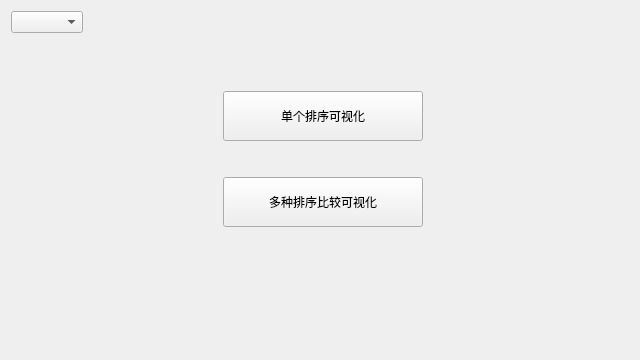
Qt form mainScene.ui (asideeeee/Various-Sorting-Visualizations) before a commit.
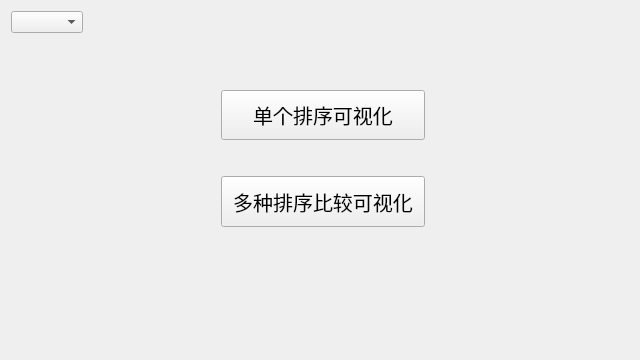
The same form after that commit.

Patch:
```diff
--- a/mainScene.ui
+++ b/mainScene.ui
@@ -152,7 +152,7 @@
    <item row="2" column="1">
     <widget class="QPushButton" name="singleSortBtn">
      <property name="sizePolicy">
-      <sizepolicy hsizetype="Minimum" vsizetype="Preferred">
+      <sizepolicy hsizetype="MinimumExpanding" vsizetype="MinimumExpanding">
        <horstretch>0</horstretch>
        <verstretch>0</verstretch>
       </sizepolicy>
@@ -163,6 +163,11 @@
        <height>50</height>
       </size>
      </property>
+     <property name="font">
+      <font>
+       <pointsize>15</pointsize>
+      </font>
+     </property>
      <property name="text">
       <string>单个排序可视化</string>
      </property>
@@ -171,7 +176,7 @@
    <item row="4" column="1">
     <widget class="QPushButton" name="multySortBtn">
      <property name="sizePolicy">
-      <sizepolicy hsizetype="Minimum" vsizetype="Preferred">
+      <sizepolicy hsizetype="MinimumExpanding" vsizetype="MinimumExpanding">
        <horstretch>0</horstretch>
        <verstretch>0</verstretch>
       </sizepolicy>
@@ -182,6 +187,11 @@
        <height>50</height>
       </size>
      </property>
+     <property name="font">
+      <font>
+       <pointsize>15</pointsize>
+      </font>
+     </property>
      <property name="text">
       <string>多种排序比较可视化</string>
      </property>
```
